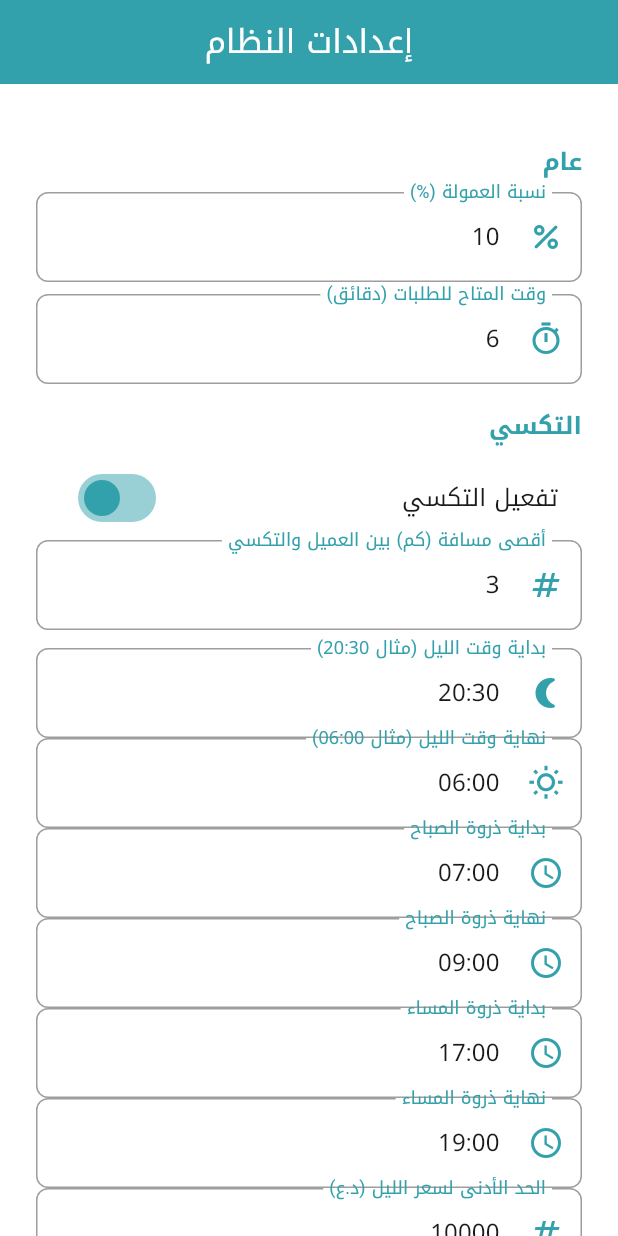
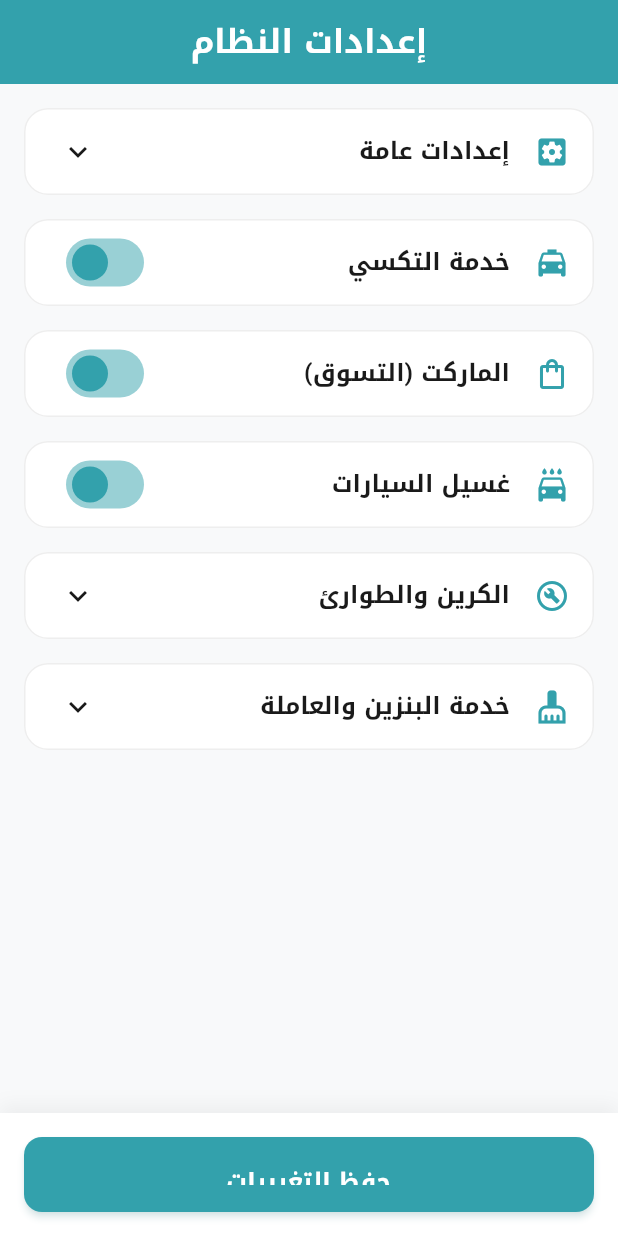
Before and after one commit to Abubaker23alluhaibi/munqethapp, a Flutter app: the AdminSettingsScreen screen opened by its route, on a phone screen of 412 x 824 dp. Run offline on Flutter 3.47's test engine with Material 3 defaults, Android fonts, the phone set to English and light mode, and no system bars; our stand-ins replace cached_network_image, carousel_slider, dio, firebase_core, firebase_messaging, flutter_animate and 13 more; accounts and stored records are empty; network calls fail.

Commit message:
Try fix seting page 00

```diff
--- a/lib/screens/admin/admin_settings_screen.dart
+++ b/lib/screens/admin/admin_settings_screen.dart
@@ -16,6 +16,7 @@ class AdminSettingsScreen extends StatefulWidget {
 }
 
 class _AdminSettingsScreenState extends State<AdminSettingsScreen> {
+  // --- نفس التعريفات والمنطق البرمجي بدون أي تغيير ---
   final _adminService = AdminService();
   final _commissionController = TextEditingController();
   final _orderExpirationController = TextEditingController();
@@ -61,6 +62,7 @@ class _AdminSettingsScreenState extends State<AdminSettingsScreen> {
     _loadSettings();
   }
 
+  // --- دوال الربط والمنطق (لم يتم تغييرها لضمان الأداء) ---
   Future<void> _checkPermission() async {
     final admin = await _adminService.getCurrentAdmin();
     if (admin != null && !admin.permissions.canAccessSettings && !admin.isSuperAdmin) {
@@ -211,8 +213,9 @@ class _AdminSettingsScreenState extends State<AdminSettingsScreen> {
       if (mounted) {
         ScaffoldMessenger.of(context).showSnackBar(
           const SnackBar(
-            content: Text('تم حفظ الإعدادات'),
+            content: Text('تم حفظ الإعدادات بنجاح'),
             backgroundColor: AppTheme.successColor,
+            behavior: SnackBarBehavior.floating,
           ),
         );
       }
@@ -230,29 +233,55 @@ class _AdminSettingsScreenState extends State<AdminSettingsScreen> {
     }
   }
 
-  Widget _sectionTitle(String title) {
-    return Padding(
-      padding: const EdgeInsets.only(top: 16, bottom: 8),
-      child: Text(
+  // --- دوال مساعدة للتصميم المطور ---
+
+  Widget _buildSectionCard({
+    required String title,
+    required IconData icon,
+    required List<Widget> children,
+    bool? isEnabled,
+    ValueChanged<bool>? onToggle,
+  }) {
+    return Card(
+      margin: const EdgeInsets.only(bottom: 16),
+      elevation: 0,
+      shape: RoundedRectangleBorder(
+        borderRadius: BorderRadius.circular(16),
+        side: BorderSide(color: Colors.grey.shade200),
+      ),
+      child: Theme(
+        data: Theme.of(context).copyWith(dividerColor: Colors.transparent),
+        child: ExpansionTile(
+          initiallyExpanded: title == 'عام',
+          leading: Icon(icon, color: AppTheme.primaryColor),
+          title: Text(
             title,
-        style: Theme.of(context).textTheme.titleMedium?.copyWith(
-              fontWeight: FontWeight.bold,
-              color: AppTheme.primaryColor,
+            style: const TextStyle(fontWeight: FontWeight.bold, fontSize: 16),
+          ),
+          trailing: onToggle != null
+              ? Switch.adaptive(
+                  value: isEnabled ?? false,
+                  onChanged: onToggle,
+                  activeColor: AppTheme.primaryColor,
+                )
+              : null,
+          childrenPadding: const EdgeInsets.fromLTRB(16, 0, 16, 16),
+          children: children,
         ),
       ),
     );
   }
 
-  Widget _numberField(TextEditingController c, String label, String hint, {int? min, int? max}) {
+  Widget _numberField(TextEditingController c, String label, String hint) {
     return Padding(
-      padding: const EdgeInsets.only(bottom: 12),
+      padding: const EdgeInsets.only(top: 12),
       child: CustomTextField(
         label: label,
         hint: hint,
         controller: c,
         keyboardType: TextInputType.number,
         inputFormatters: [FilteringTextInputFormatter.digitsOnly],
-        prefixIcon: Icons.numbers,
+        prefixIcon: Icons.numbers_rounded,
       ),
     );
   }
@@ -262,20 +291,28 @@ class _AdminSettingsScreenState extends State<AdminSettingsScreen> {
     return Directionality(
       textDirection: TextDirection.rtl,
       child: Scaffold(
-        backgroundColor: AppTheme.backgroundColor,
+        backgroundColor: const Color(0xFFF8F9FA), // لون خلفية هادئ
         appBar: AppBar(
-          title: const Text('إعدادات النظام'),
+          title: const Text('إعدادات النظام', style: TextStyle(fontWeight: FontWeight.bold)),
+          centerTitle: true,
           backgroundColor: AppTheme.primaryColor,
           foregroundColor: Colors.white,
+          elevation: 0,
         ),
         body: _isLoading
             ? const Center(child: CircularProgressIndicator())
-            : SingleChildScrollView(
-                padding: const EdgeInsets.all(24),
+            : Column(
+                children: [
+                  Expanded(
+                    child: SingleChildScrollView(
+                      padding: const EdgeInsets.all(16),
                       child: Column(
-                  crossAxisAlignment: CrossAxisAlignment.stretch,
                         children: [
-                    _sectionTitle('عام'),
+                          // القسم العام
+                          _buildSectionCard(
+                            title: 'إعدادات عامة',
+                            icon: Icons.settings_applications,
+                            children: [
                               CustomTextField(
                                 label: 'نسبة العمولة (%)',
                                 hint: '10',
@@ -284,7 +321,7 @@ class _AdminSettingsScreenState extends State<AdminSettingsScreen> {
                                 inputFormatters: [FilteringTextInputFormatter.allow(RegExp(r'^\d*\.?\d*'))],
                                 prefixIcon: Icons.percent_rounded,
                               ),
-                    const SizedBox(height: 8),
+                              const SizedBox(height: 12),
                               CustomTextField(
                                 label: 'وقت المتاح للطلبات (دقائق)',
                                 hint: '6',
@@ -293,116 +330,117 @@ class _AdminSettingsScreenState extends State<AdminSettingsScreen> {
                                 inputFormatters: [FilteringTextInputFormatter.digitsOnly],
                                 prefixIcon: Icons.timer_outlined,
                               ),
-                    _sectionTitle('التكسي'),
-                    SwitchListTile(
-                      title: const Text('تفعيل التكسي'),
-                      value: _taxiEnabled,
-                      onChanged: (v) => setState(() => _taxiEnabled = v),
-                      activeColor: AppTheme.primaryColor,
+                            ],
                           ),
-                    _numberField(_taxiMaxKmController, 'أقصى مسافة (كم) بين العميل والتكسي', '3'),
-                    CustomTextField(
-                      label: 'بداية وقت الليل (مثال 20:30)',
-                      controller: _taxiNightStartController,
-                      hint: '20:30',
-                      prefixIcon: Icons.nightlight_round,
+
+                          // قسم التكسي
+                          _buildSectionCard(
+                            title: 'خدمة التكسي',
+                            icon: Icons.local_taxi,
+                            isEnabled: _taxiEnabled,
+                            onToggle: (v) => setState(() => _taxiEnabled = v),
+                            children: [
+                              _numberField(_taxiMaxKmController, 'أقصى مسافة بحث (كم)', '3'),
+                              const Divider(height: 32),
+                              const Text('أوقات العمل والذروة', style: TextStyle(fontWeight: FontWeight.bold, color: Colors.grey)),
+                              const SizedBox(height: 8),
+                              Row(
+                                children: [
+                                  Expanded(child: CustomTextField(label: 'بداية الليل', controller: _taxiNightStartController, hint: '20:30')),
+                                  const SizedBox(width: 8),
+                                  Expanded(child: CustomTextField(label: 'نهاية الليل', controller: _taxiNightEndController, hint: '06:00')),
+                                ],
                               ),
-                    CustomTextField(
-                      label: 'نهاية وقت الليل (مثال 06:00)',
-                      controller: _taxiNightEndController,
-                      hint: '06:00',
-                      prefixIcon: Icons.wb_sunny_outlined,
+                              const SizedBox(height: 12),
+                              Row(
+                                children: [
+                                  Expanded(child: CustomTextField(label: 'ذروة الصباح (من)', controller: _taxiPeakMStartController, hint: '07:00')),
+                                  const SizedBox(width: 8),
+                                  Expanded(child: CustomTextField(label: 'ذروة الصباح (إلى)', controller: _taxiPeakMEndController, hint: '09:00')),
+                                ],
                               ),
-                    CustomTextField(
-                      label: 'بداية ذروة الصباح',
-                      controller: _taxiPeakMStartController,
-                      hint: '07:00',
-                      prefixIcon: Icons.access_time,
+                              const SizedBox(height: 12),
+                              Row(
+                                children: [
+                                  Expanded(child: CustomTextField(label: 'ذروة المساء (من)', controller: _taxiPeakEStartController, hint: '17:00')),
+                                  const SizedBox(width: 8),
+                                  Expanded(child: CustomTextField(label: 'ذروة المساء (إلى)', controller: _taxiPeakEEndController, hint: '19:00')),
+                                ],
                               ),
-                    CustomTextField(
-                      label: 'نهاية ذروة الصباح',
-                      controller: _taxiPeakMEndController,
-                      hint: '09:00',
-                      prefixIcon: Icons.access_time,
+                              const Divider(height: 32),
+                              const Text('تعرفة الأسعار (د.ع)', style: TextStyle(fontWeight: FontWeight.bold, color: Colors.grey)),
+                              _numberField(_taxiNightMinController, 'أدنى سعر ليل', '10000'),
+                              _numberField(_taxiNightMaxController, 'أقصى سعر ليل', '20000'),
+                              _numberField(_taxiPeakMinController, 'أدنى سعر ذروة', '10000'),
+                              _numberField(_taxiPeakMaxController, 'أقصى سعر ذروة', '20000'),
+                            ],
                           ),
-                    CustomTextField(
-                      label: 'بداية ذروة المساء',
-                      controller: _taxiPeakEStartController,
-                      hint: '17:00',
-                      prefixIcon: Icons.access_time,
+
+                          // قسم الماركت
+                          _buildSectionCard(
+                            title: 'الماركت (التسوق)',
+                            icon: Icons.shopping_bag_outlined,
+                            isEnabled: _marketEnabled,
+                            onToggle: (v) => setState(() => _marketEnabled = v),
+                            children: [
+                              _numberField(_marketMaxKmController, 'أقصى مسافة توصيل (كم)', '5'),
+                              _numberField(_marketPerKmController, 'رسوم إضافية لكل كم إضافي', '500'),
+                            ],
                           ),
-                    CustomTextField(
-                      label: 'نهاية ذروة المساء',
-                      controller: _taxiPeakEEndController,
-                      hint: '19:00',
-                      prefixIcon: Icons.access_time,
+
+                          // قسم غسيل السيارات
+                          _buildSectionCard(
+                            title: 'غسيل السيارات',
+                            icon: Icons.local_car_wash,
+                            isEnabled: _carWashEnabled,
+                            onToggle: (v) => setState(() => _carWashEnabled = v),
+                            children: [
+                              _numberField(_carWashMaxKmController, 'أقصى مسافة (كم)', '15'),
+                              _numberField(_carWashSmallController, 'سعر السيارة الصغيرة', '10000'),
+                              _numberField(_carWashLargeController, 'سعر السيارة الكبيرة', '15000'),
+                            ],
                           ),
-                    _numberField(_taxiNightMinController, 'الحد الأدنى لسعر الليل (د.ع)', '10000'),
-                    _numberField(_taxiNightMaxController, 'الحد الأقصى لسعر الليل (د.ع)', '20000'),
-                    _numberField(_taxiPeakMinController, 'الحد الأدنى لسعر الذروة (د.ع)', '10000'),
-                    _numberField(_taxiPeakMaxController, 'الحد الأقصى لسعر الذروة (د.ع)', '20000'),
-                    _sectionTitle('الكرين'),
-                    SwitchListTile(
-                      title: const Text('تفعيل الكرين'),
-                      value: _craneEnabled,
-                      onChanged: (v) => setState(() => _craneEnabled = v),
-                      activeColor: AppTheme.primaryColor,
+
+                          // أقسام أخرى مختصرة
+                          _buildSectionCard(
+                            title: 'الكرين والطوارئ',
+                            icon: Icons.build_circle_outlined,
+                            children: [
+                              _numberField(_craneMaxKmController, 'أقصى مسافة للكرين (كم)', '15'),
+                              _numberField(_carEmergencyMaxKmController, 'أقصى مسافة للطوارئ (كم)', '15'),
+                            ],
                           ),
-                    _numberField(_craneMaxKmController, 'أقصى مسافة (كم)', '15'),
-                    _sectionTitle('الماركت (التسوق)'),
-                    SwitchListTile(
-                      title: const Text('تفعيل التسوق'),
-                      value: _marketEnabled,
-                      onChanged: (v) => setState(() => _marketEnabled = v),
-                      activeColor: AppTheme.primaryColor,
+
+                          _buildSectionCard(
+                            title: 'خدمة البنزين والعاملة',
+                            icon: Icons.cleaning_services,
+                            children: [
+                              _numberField(_fuelMaxKmController, 'أقصى مسافة بنزين (كم)', '15'),
+                              const Divider(),
+                              _numberField(_maidMaxKmController, 'أقصى مسافة للعاملة (كم)', '15'),
+                              _numberField(_maidPriceController, 'السعر الافتراضي للعاملة', '55000'),
+                            ],
                           ),
-                    _numberField(_marketMaxKmController, 'أقصى مسافة توصيل (كم)', '5'),
-                    _numberField(_marketPerKmController, 'رسوم إضافية لكل كم فوق الحد (د.ع)', '500'),
-                    _sectionTitle('البنزين'),
-                    SwitchListTile(
-                      title: const Text('تفعيل خدمة البنزين'),
-                      value: _fuelEnabled,
-                      onChanged: (v) => setState(() => _fuelEnabled = v),
-                      activeColor: AppTheme.primaryColor,
+                          const SizedBox(height: 20),
+                        ],
                       ),
-                    _numberField(_fuelMaxKmController, 'أقصى مسافة (كم)', '15'),
-                    _sectionTitle('طوارئ السيارات'),
-                    SwitchListTile(
-                      title: const Text('تفعيل الخدمة'),
-                      value: _carEmergencyEnabled,
-                      onChanged: (v) => setState(() => _carEmergencyEnabled = v),
-                      activeColor: AppTheme.primaryColor,
                     ),
-                    _numberField(_carEmergencyMaxKmController, 'أقصى مسافة (كم)', '15'),
-                    _sectionTitle('غسيل السيارات'),
-                    SwitchListTile(
-                      title: const Text('تفعيل الخدمة'),
-                      value: _carWashEnabled,
-                      onChanged: (v) => setState(() => _carWashEnabled = v),
-                      activeColor: AppTheme.primaryColor,
                   ),
-                    _numberField(_carWashMaxKmController, 'أقصى مسافة (كم)', '15'),
-                    _numberField(_carWashSmallController, 'سعر السيارة الصغيرة (د.ع)', '10000'),
-                    _numberField(_carWashLargeController, 'سعر السيارة الكبيرة (د.ع)', '15000'),
-                    _sectionTitle('العاملة'),
-                    SwitchListTile(
-                      title: const Text('تفعيل خدمة العاملة'),
-                      value: _maidEnabled,
-                      onChanged: (v) => setState(() => _maidEnabled = v),
-                      activeColor: AppTheme.primaryColor,
+                  // زر الحفظ ثابت في الأسفل
+                  Container(
+                    padding: const EdgeInsets.all(16),
+                    decoration: BoxDecoration(
+                      color: Colors.white,
+                      boxShadow: [BoxShadow(color: Colors.black.withOpacity(0.05), blurRadius: 10, offset: const Offset(0, -5))],
                     ),
-                    _numberField(_maidMaxKmController, 'أقصى مسافة (كم)', '15'),
-                    _numberField(_maidPriceController, 'السعر الافتراضي (د.ع)', '55000'),
-                    const SizedBox(height: 24),
-                    CustomButton(
-                      text: 'حفظ جميع الإعدادات',
+                    child: CustomButton(
+                      text: 'حفظ التغييرات',
                       onPressed: _isSaving ? null : _save,
                       isLoading: _isSaving,
                       backgroundColor: AppTheme.primaryColor,
                     ),
-                    const SizedBox(height: 32),
+                  ),
                 ],
-                ),
               ),
       ),
     );
```
Lines whose indentation alone changed are shown as unchanged.
